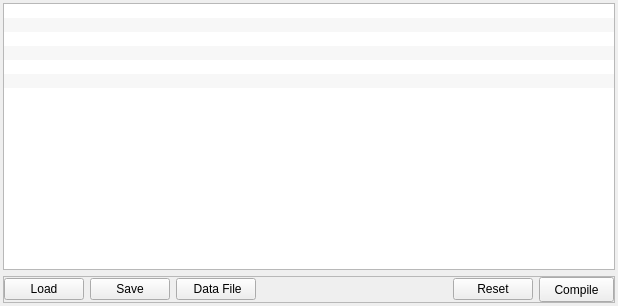
Old version of the form UI/mngTab.ui in the repository ShoukangHong/EChem_Plotter.
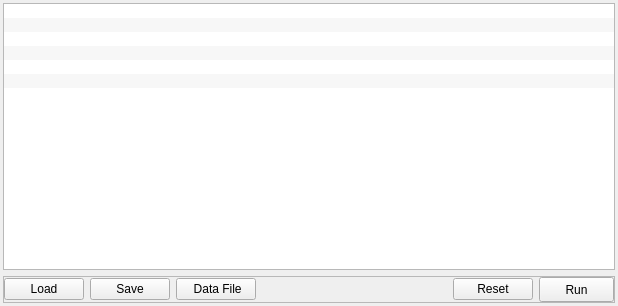
New version of the form. Custom widgets are drawn as their Qt base class.

```diff
--- a/UI/mngTab.ui
+++ b/UI/mngTab.ui
@@ -217,7 +217,7 @@
          <enum>Qt::LeftToRight</enum>
         </property>
         <property name="text">
-         <string>Compile</string>
+         <string>Run</string>
         </property>
        </widget>
       </item>
```
Left out of the diff: 20 changed lines with no effect on the pictures.
